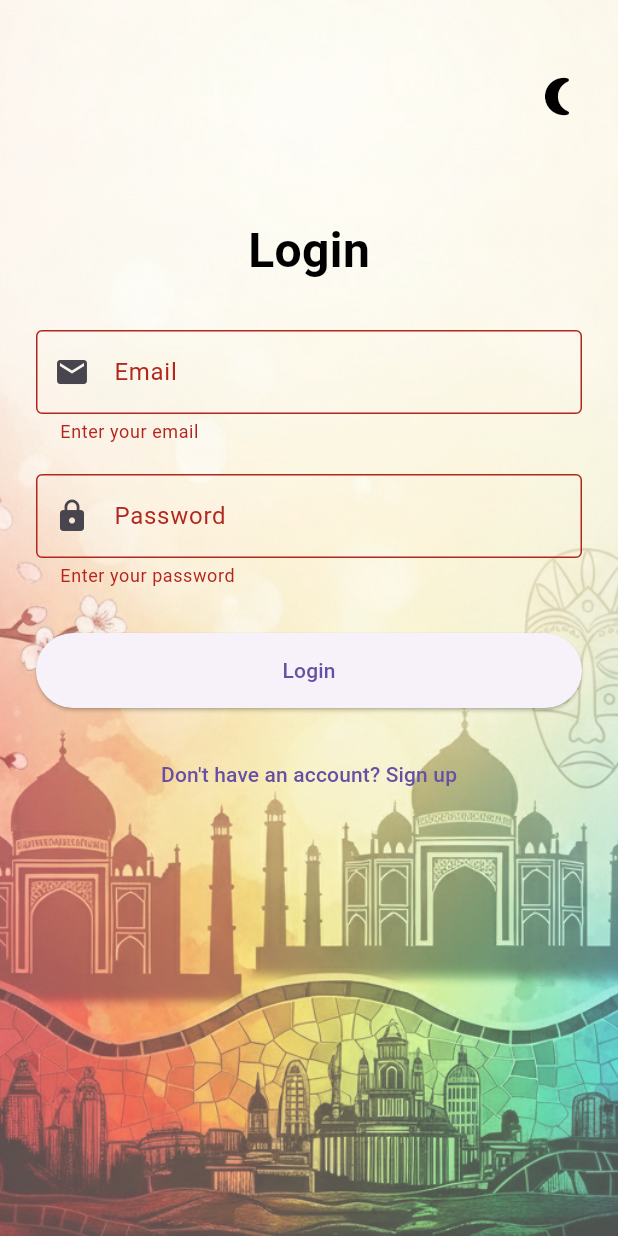
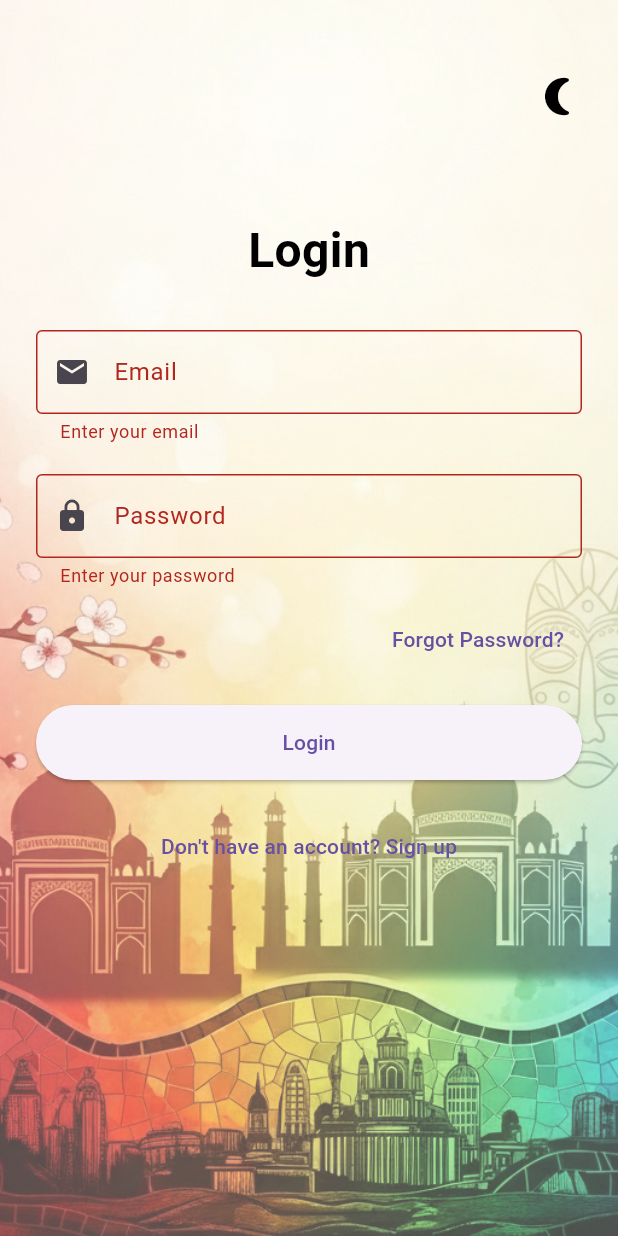
Before and after one commit to darshita2110/CultureConnect, a Flutter app: the screen it shows after launch, after a tap on "Login", on a phone screen of 412 x 824 dp. Run offline on Flutter 3.47's test engine with Material 3 defaults, Android fonts, the phone set to English and light mode, and no system bars; our stand-ins replace firebase_auth, firebase_core; accounts and stored records are empty.

Commit message:
updated the toggle mode with the login signup page and now working on the google signing in and then to keep the user aigned in

```diff
--- a/lib/auth_service.dart
+++ b/lib/auth_service.dart
@@ -0,0 +1,43 @@
+import 'package:firebase_auth/firebase_auth.dart';
+
+class AuthService {
+  final FirebaseAuth _auth = FirebaseAuth.instance;
+
+  // 🔹 Signup
+  Future<String?> signup(String email, String password) async {
+    try {
+      await _auth.createUserWithEmailAndPassword(email: email, password: password);
+      return null; // success
+    } on FirebaseAuthException catch (e) {
+      return e.message;
+    }
+  }
+
+  // 🔹 Login
+  Future<String?> login(String email, String password) async {
+    try {
+      await _auth.signInWithEmailAndPassword(email: email, password: password);
+      return null;
+    } on FirebaseAuthException catch (e) {
+      return e.message;
+    }
+  }
+
+  // 🔹 Logout
+  Future<void> logout() async {
+    await _auth.signOut();
+  }
+
+  // 🔹 Reset Password
+  Future<String?> resetPassword(String email) async {
+    try {
+      await _auth.sendPasswordResetEmail(email: email);
+      return null;
+    } on FirebaseAuthException catch (e) {
+      return e.message;
+    }
+  }
+
+  // 🔹 Current User
+  User? get currentUser => _auth.currentUser;
+}
--- a/lib/login/login.dart
+++ b/lib/login/login.dart
@@ -1,16 +1,12 @@
 import 'package:flutter/material.dart';
+import 'package:culture_connect/auth_service.dart';
+import 'package:provider/provider.dart';
+import 'package:culture_connect/theme_provider.dart';
+import '../forgot_password.dart';
+import 'package:culture_connect/login/signup.dart';
 
 class LoginPage extends StatefulWidget {
-  final bool isDarkMode;
-  final VoidCallback onToggle;  // for dark/light
-  final VoidCallback switchPage; // for signup
-
-  const LoginPage({
-    super.key,
-    required this.isDarkMode,
-    required this.onToggle,
-    required this.switchPage,
-  });
+  const LoginPage({super.key});
 
   @override
   State<LoginPage> createState() => _LoginPageState();
@@ -24,22 +20,34 @@ class _LoginPageState extends State<LoginPage> {
 
   Future<void> _login() async {
     if (!_formKey.currentState!.validate()) return;
+
     setState(() => _isLoading = true);
-    try {
-      await Future.delayed(const Duration(seconds: 2));
-      ScaffoldMessenger.of(context)
-          .showSnackBar(const SnackBar(content: Text("Login successful ✅")));
-    } catch (e) {
-      ScaffoldMessenger.of(context)
-          .showSnackBar(SnackBar(content: Text("Login failed ❌: $e")));
-    } finally {
+
+    final auth = AuthService();
+    final result = await auth.login(_emailController.text, _passwordController.text);
+
+    if (mounted) {
+      if (result == null) {
+        ScaffoldMessenger.of(context).showSnackBar(
+          const SnackBar(content: Text("Login successful 🎉")),
+        );
+        // TODO: Navigate to Home page
+      } else {
+        ScaffoldMessenger.of(context).showSnackBar(
+          SnackBar(content: Text("Login failed ❌: $result")),
+        );
+      }
+    }
+
+    if (mounted) {
       setState(() => _isLoading = false);
     }
   }
 
   @override
   Widget build(BuildContext context) {
-    final String bgImage = widget.isDarkMode
+    final themeProvider = Provider.of<ThemeProvider>(context);
+    final String bgImage = themeProvider.isDarkMode
         ? 'assets/images/bg_dark.png'
         : 'assets/images/background.png';
 
@@ -47,24 +55,19 @@ class _LoginPageState extends State<LoginPage> {
       body: Stack(
         fit: StackFit.expand,
         children: [
+          // Layer 1: Background Image
           Image.asset(bgImage, fit: BoxFit.cover),
-          Container(
-            color: widget.isDarkMode
-                ? Colors.black.withOpacity(0.5)
-                : Colors.white.withOpacity(0.3),
-          ),
-          Positioned(
-            top: 40,   // adjust for safe area
-            right: 16,
-            child: IconButton(
-              icon: Icon(
-                widget.isDarkMode ? Icons.wb_sunny : Icons.nightlight_round,
-                color: widget.isDarkMode ? Colors.yellow : Colors.black,
-              ),
-              onPressed: widget.onToggle,
-              iconSize: 30,
+
+          // Layer 2: Transparent Overlay (set to ignore taps)
+          IgnorePointer(
+            child: Container(
+              color: themeProvider.isDarkMode
+                  ? Colors.black.withOpacity(0.5)
+                  : Colors.white.withOpacity(0.3),
             ),
           ),
+
+          // Layer 3: The scrollable login form
           SingleChildScrollView(
             child: Padding(
               padding: const EdgeInsets.all(24),
@@ -77,7 +80,7 @@ class _LoginPageState extends State<LoginPage> {
                     style: TextStyle(
                       fontSize: 32,
                       fontWeight: FontWeight.bold,
-                      color: widget.isDarkMode ? Colors.white : Colors.black,
+                      color: themeProvider.isDarkMode ? Colors.white : Colors.black,
                     ),
                   ),
                   const SizedBox(height: 30),
@@ -107,19 +110,43 @@ class _LoginPageState extends State<LoginPage> {
                           validator: (value) =>
                           value!.isEmpty ? "Enter your password" : null,
                         ),
-                        const SizedBox(height: 30),
+                        const SizedBox(height: 10),
+
+                        // 🔹 Forgot Password button
+                        Align(
+                          alignment: Alignment.centerRight,
+                          child: TextButton(
+                            onPressed: () {
+                              Navigator.push(
+                                context,
+                                MaterialPageRoute(
+                                    builder: (_) => const ForgotPasswordPage()),
+                              );
+                            },
+                            child: const Text("Forgot Password?"),
+                          ),
+                        ),
+
+                        const SizedBox(height: 20),
                         _isLoading
                             ? const CircularProgressIndicator()
                             : ElevatedButton(
                           onPressed: _login,
                           style: ElevatedButton.styleFrom(
-                            minimumSize: const Size(double.infinity, 50),
+                            minimumSize:
+                            const Size(double.infinity, 50),
                           ),
                           child: const Text("Login"),
                         ),
                         const SizedBox(height: 20),
                         TextButton(
-                          onPressed: widget.switchPage,
+                          onPressed: () {
+                            Navigator.push(
+                              context,
+                              MaterialPageRoute(
+                                  builder: (_) => const SignupPage()),
+                            );
+                          },
                           child: const Text("Don't have an account? Sign up"),
                         ),
                       ],
@@ -129,6 +156,26 @@ class _LoginPageState extends State<LoginPage> {
               ),
             ),
           ),
+
+          // Layer 4: The Theme Toggle Button (now on top and clickable)
+          Positioned(
+            top: 40,
+            right: 16,
+            child: IconButton(
+              icon: Icon(
+                themeProvider.isDarkMode
+                    ? Icons.wb_sunny
+                    : Icons.nightlight_round,
+                color: themeProvider.isDarkMode ? Colors.yellow : Colors.black,
+              ),
+              // In login.dart, inside the final Positioned widget
+              onPressed: () {
+                print('--- LOGIN PAGE BUTTON WAS PRESSED ---');
+                Provider.of<ThemeProvider>(context, listen: false).toggleTheme();
+              },
+              iconSize: 30,
+            ),
+          ),
         ],
       ),
     );
--- a/lib/main.dart
+++ b/lib/main.dart
@@ -1,15 +1,24 @@
 import 'package:flutter/material.dart';
 import 'login/login.dart';
-import 'login/signup.dart';
+import 'login/signup.dart'; // This import is not used here, can be removed
 import 'firebase_options.dart';
 import 'package:firebase_core/firebase_core.dart';
+import 'package:provider/provider.dart';
+import 'theme_provider.dart';
+
 
 void main() async {
   WidgetsFlutterBinding.ensureInitialized();
   await Firebase.initializeApp(
     options: DefaultFirebaseOptions.currentPlatform,
   );
-  runApp(const MyApp());
+  // This is the ONLY place the provider should be created.
+  runApp(
+      ChangeNotifierProvider(
+          create: (_) => ThemeProvider(),
+          child: const MyApp()
+      )
+  );
 }
 
 class MyApp extends StatelessWidget {
@@ -17,50 +26,18 @@ class MyApp extends StatelessWidget {
 
   @override
   Widget build(BuildContext context) {
-    return MaterialApp(
-      debugShowCheckedModeBanner: false,
-      title: "Auth UI",
-      home: const AuthWrapper(),
+    // We removed the extra provider from here.
+    // The Consumer now correctly listens to the provider from main().
+    return Consumer<ThemeProvider>(
+      builder: (context, themeProvider, child) {
+        return MaterialApp(
+          debugShowCheckedModeBanner: false,
+          theme: ThemeData.light(), // You can customize this later
+          darkTheme: ThemeData.dark(), // You can customize this later
+          themeMode: themeProvider.isDarkMode ? ThemeMode.dark : ThemeMode.light,
+          home: const LoginPage(),
+        );
+      },
     );
   }
 }
-
-// 🔹 Wrapper to handle login/signup & dark/light mode
-class AuthWrapper extends StatefulWidget {
-  const AuthWrapper({super.key});
-
-  @override
-  State<AuthWrapper> createState() => _AuthWrapperState();
-}
-
-class _AuthWrapperState extends State<AuthWrapper> {
-  bool showLogin = true;      // toggle login/signup
-  bool isDarkMode = false;    // toggle dark/light
-
-  void toggleDarkMode() {
-    setState(() {
-      isDarkMode = !isDarkMode;
-    });
-  }
-
-  void toggleAuthPage() {
-    setState(() {
-      showLogin = !showLogin;
-    });
-  }
-
-  @override
-  Widget build(BuildContext context) {
-    return showLogin
-        ? LoginPage(
-      isDarkMode: isDarkMode,
-      onToggle: toggleDarkMode,   // dark/light toggle
-      switchPage: toggleAuthPage, // go to signup
-    )
-        : SignupPage(
-      isDarkMode: isDarkMode,
-      onToggle: toggleDarkMode,   // dark/light toggle
-      switchPage: toggleAuthPage, // go to login
-    );
-  }
-}
--- /dev/null
+++ b/lib/theme_provider.dart
@@ -0,0 +1,12 @@
+import 'package:flutter/material.dart';
+
+class ThemeProvider extends ChangeNotifier {
+  bool _isDarkMode = false;
+
+  bool get isDarkMode => _isDarkMode;
+
+  void toggleTheme() {
+    _isDarkMode = !_isDarkMode;
+    notifyListeners();
+  }
+}
--- a/pubspec.yaml
+++ b/pubspec.yaml
@@ -33,6 +33,7 @@ dependencies:
   firebase_core: ^3.6.0
   firebase_auth: ^5.3.0
   google_sign_in: ^6.2.1
+  provider: ^6.1.2
 
   # The following adds the Cupertino Icons font to your application.
   # Use with the CupertinoIcons class for iOS style icons.
```
Also changed, not shown: lib/forgot_password.dart (added, +71 -0 lines), lib/login/signup.dart (+49 -74 lines), pubspec.lock, 3 other files.
